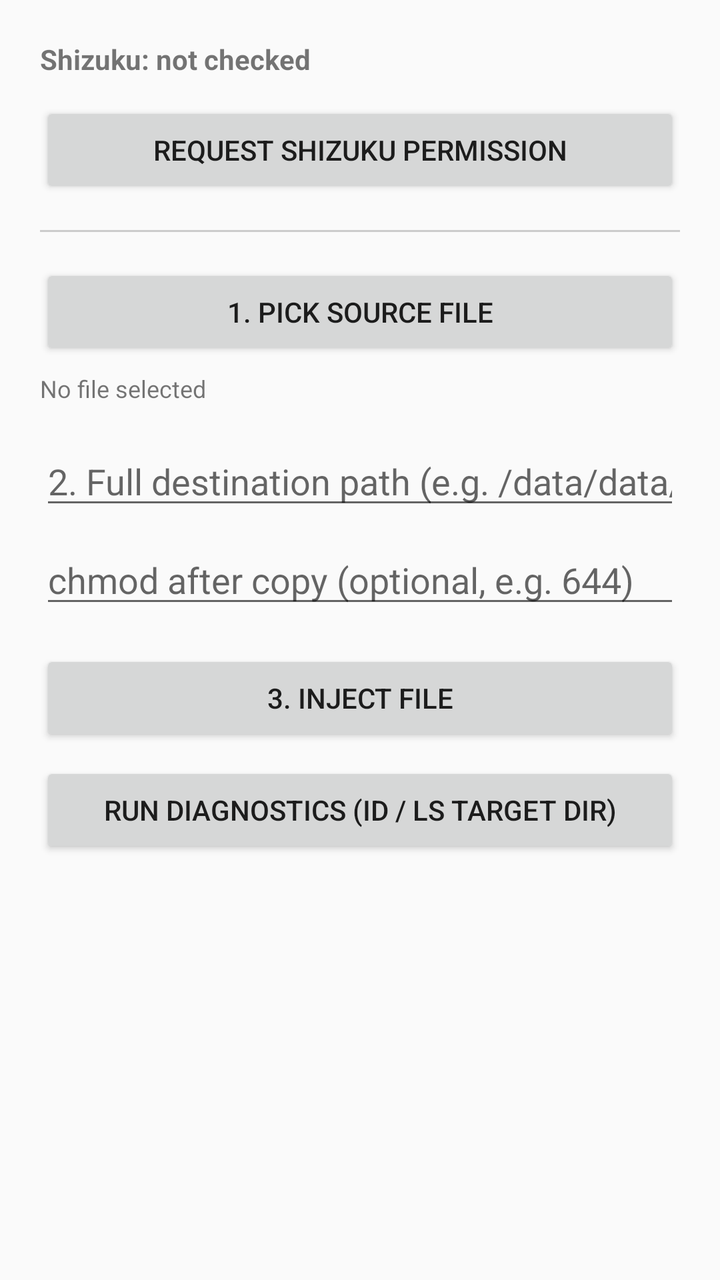
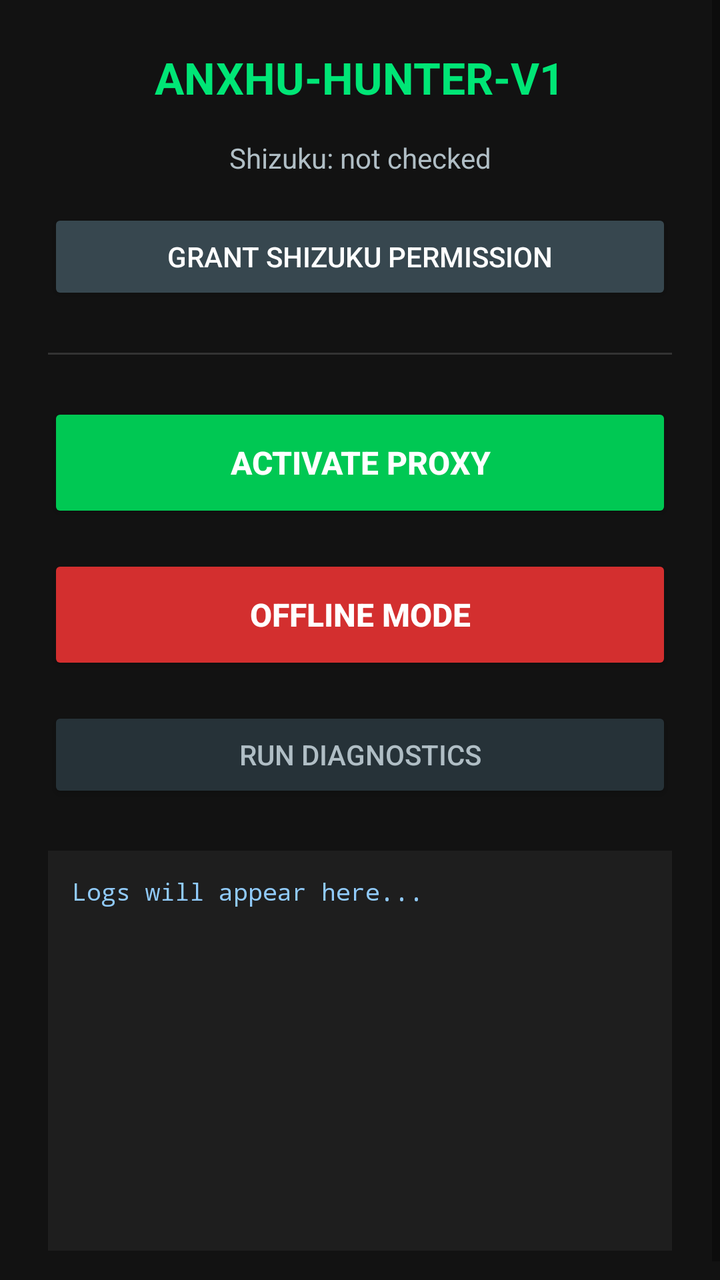

Two renders of the same Android screen: before a commit and after it. Below are the layout's source before the change and the commit's diff.
<!-- AndroidManifest.xml: application theme Theme.AppCompat.DayNight -->
<!-- res/layout/activity_main.xml -->
<?xml version="1.0" encoding="utf-8"?>
<ScrollView xmlns:android="http://schemas.android.com/apk/res/android"
    android:layout_width="match_parent"
    android:layout_height="match_parent">

    <LinearLayout
        android:layout_width="match_parent"
        android:layout_height="wrap_content"
        android:orientation="vertical"
        android:padding="20dp">

        <TextView
            android:id="@+id/statusText"
            android:layout_width="match_parent"
            android:layout_height="wrap_content"
            android:text="Shizuku: not checked"
            android:textStyle="bold"
            android:paddingBottom="12dp" />

        <Button
            android:id="@+id/btnRequestPermission"
            android:layout_width="match_parent"
            android:layout_height="wrap_content"
            android:text="Request Shizuku Permission" />

        <View
            android:layout_width="match_parent"
            android:layout_height="1dp"
            android:background="#CCCCCC"
            android:layout_marginTop="16dp"
            android:layout_marginBottom="16dp" />

        <Button
            android:id="@+id/btnPickFile"
            android:layout_width="match_parent"
            android:layout_height="wrap_content"
            android:text="1. Pick Source File" />

        <TextView
            android:id="@+id/sourcePathText"
            android:layout_width="match_parent"
            android:layout_height="wrap_content"
            android:layout_marginTop="6dp"
            android:text="No file selected"
            android:textSize="12sp" />

        <EditText
            android:id="@+id/destPathInput"
            android:layout_width="match_parent"
            android:layout_height="wrap_content"
            android:layout_marginTop="16dp"
            android:hint="2. Full destination path (e.g. /data/data/com.target.app/files/save.dat)"
            android:inputType="textNoSuggestions" />

        <EditText
            android:id="@+id/chmodInput"
            android:layout_width="match_parent"
            android:layout_height="wrap_content"
            android:layout_marginTop="8dp"
            android:hint="chmod after copy (optional, e.g. 644)"
            android:inputType="textNoSuggestions" />

        <Button
            android:id="@+id/btnInject"
            android:layout_width="match_parent"
            android:layout_height="wrap_content"
            android:layout_marginTop="16dp"
            android:text="3. Inject File" />

        <Button
            android:id="@+id/btnDiagnostics"
            android:layout_width="match_parent"
            android:layout_height="wrap_content"
            android:layout_marginTop="8dp"
            android:text="Run diagnostics (id / ls target dir)" />

        <TextView
            android:id="@+id/logText"
            android:layout_width="match_parent"
            android:layout_height="wrap_content"
            android:layout_marginTop="20dp"
            android:fontFamily="monospace"
            android:textSize="12sp"
            android:text="" />

    </LinearLayout>
</ScrollView>
<!-- resources referenced by this layout -->
<resources>

</resources>

<!-- the commit's change to res/layout/activity_main.xml (unified diff, before → after) -->
@@ -1,87 +1,100 @@
 <?xml version="1.0" encoding="utf-8"?>
 <ScrollView xmlns:android="http://schemas.android.com/apk/res/android"
     android:layout_width="match_parent"
-    android:layout_height="match_parent">
+    android:layout_height="match_parent"
+    android:background="#121212">
 
     <LinearLayout
         android:layout_width="match_parent"
         android:layout_height="wrap_content"
         android:orientation="vertical"
-        android:padding="20dp">
+        android:padding="24dp"
+        android:gravity="center_horizontal">
 
+        
+        <TextView
+            android:layout_width="wrap_content"
+            android:layout_height="wrap_content"
+            android:text="ANXHU-HUNTER-V1"
+            android:textSize="22sp"
+            android:textStyle="bold"
+            android:textColor="#00E676"
+            android:layout_marginBottom="16dp" />
+
+        
         <TextView
             android:id="@+id/statusText"
             android:layout_width="match_parent"
             android:layout_height="wrap_content"
             android:text="Shizuku: not checked"
-            android:textStyle="bold"
-            android:paddingBottom="12dp" />
+            android:textColor="#B0BEC5"
+            android:textSize="14sp"
+            android:gravity="center"
+            android:paddingBottom="16dp" />
 
+        
         <Button
             android:id="@+id/btnRequestPermission"
             android:layout_width="match_parent"
             android:layout_height="wrap_content"
-            android:text="Request Shizuku Permission" />
+            android:text="Grant Shizuku Permission"
+            android:backgroundTint="#37474F"
+            android:textColor="#FFFFFF"
+            android:layout_marginBottom="24dp" />
 
+        
         <View
             android:layout_width="match_parent"
             android:layout_height="1dp"
-            android:background="#CCCCCC"
-            android:layout_marginTop="16dp"
-            android:layout_marginBottom="16dp" />
+            android:background="#333333"
+            android:layout_marginBottom="24dp" />
 
-        <Button
-            android:id="@+id/btnPickFile"
-            android:layout_width="match_parent"
-            android:layout_height="wrap_content"
-            android:text="1. Pick Source File" />
-
-        <TextView
-            android:id="@+id/sourcePathText"
-            android:layout_width="match_parent"
-            android:layout_height="wrap_content"
-            android:layout_marginTop="6dp"
-            android:text="No file selected"
-            android:textSize="12sp" />
-
-        <EditText
-            android:id="@+id/destPathInput"
-            android:layout_width="match_parent"
-            android:layout_height="wrap_content"
-            android:layout_marginTop="16dp"
-            android:hint="2. Full destination path (e.g. /data/data/com.target.app/files/save.dat)"
-            android:inputType="textNoSuggestions" />
-
-        <EditText
-            android:id="@+id/chmodInput"
-            android:layout_width="match_parent"
-            android:layout_height="wrap_content"
-            android:layout_marginTop="8dp"
-            android:hint="chmod after copy (optional, e.g. 644)"
-            android:inputType="textNoSuggestions" />
-
+        
         <Button
             android:id="@+id/btnInject"
             android:layout_width="match_parent"
-            android:layout_height="wrap_content"
-            android:layout_marginTop="16dp"
-            android:text="3. Inject File" />
+            android:layout_height="60dp"
+            android:text="ACTIVATE PROXY"
+            android:textSize="16sp"
+            android:textStyle="bold"
+            android:backgroundTint="#00C853"
+            android:textColor="#FFFFFF"
+            android:layout_marginBottom="16dp" />
 
+        
+        <Button
+            android:id="@+id/btnOfflineMode"
+            android:layout_width="match_parent"
+            android:layout_height="60dp"
+            android:text="OFFLINE MODE"
+            android:textSize="16sp"
+            android:textStyle="bold"
+            android:backgroundTint="#D32F2F"
+            android:textColor="#FFFFFF"
+            android:layout_marginBottom="16dp" />
+
+        
         <Button
             android:id="@+id/btnDiagnostics"
             android:layout_width="match_parent"
             android:layout_height="wrap_content"
-            android:layout_marginTop="8dp"
-            android:text="Run diagnostics (id / ls target dir)" />
+            android:text="Run Diagnostics"
+            android:backgroundTint="#263238"
+            android:textColor="#B0BEC5"
+            android:layout_marginBottom="24dp" />
 
+        
         <TextView
             android:id="@+id/logText"
             android:layout_width="match_parent"
-            android:layout_height="wrap_content"
-            android:layout_marginTop="20dp"
+            android:layout_height="200dp"
             android:fontFamily="monospace"
             android:textSize="12sp"
-            android:text="" />
+            android:textColor="#90CAF9"
+            android:background="#1E1E1E"
+            android:padding="12dp"
+            android:scrollbars="vertical"
+            android:text="Logs will appear here..." />
 
     </LinearLayout>
 </ScrollView>
